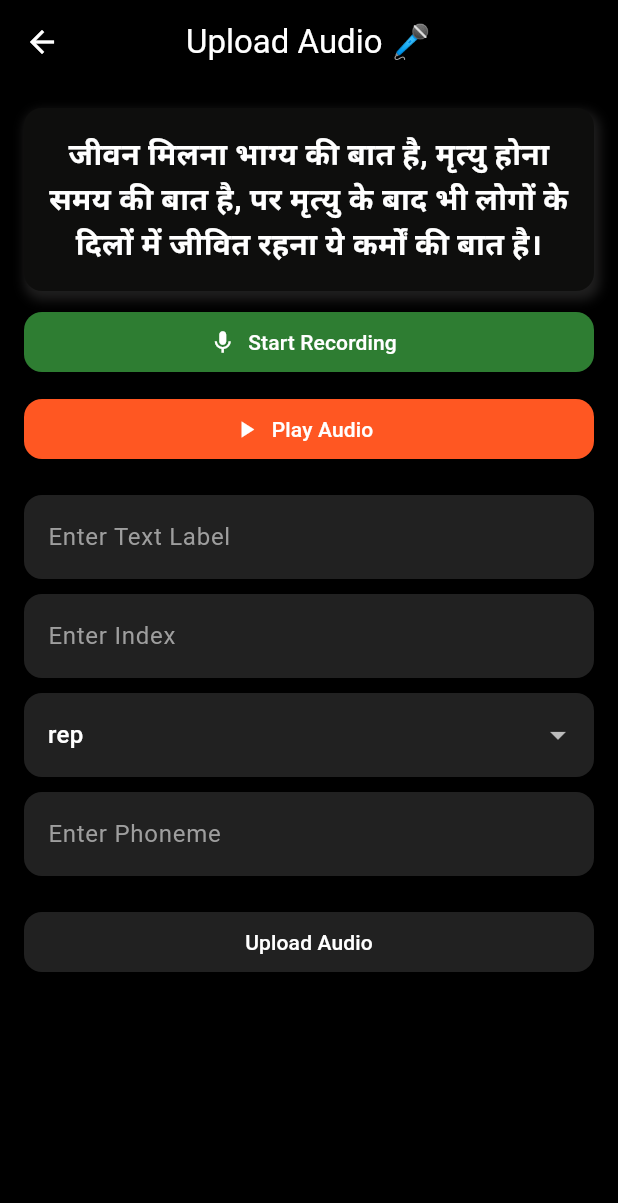
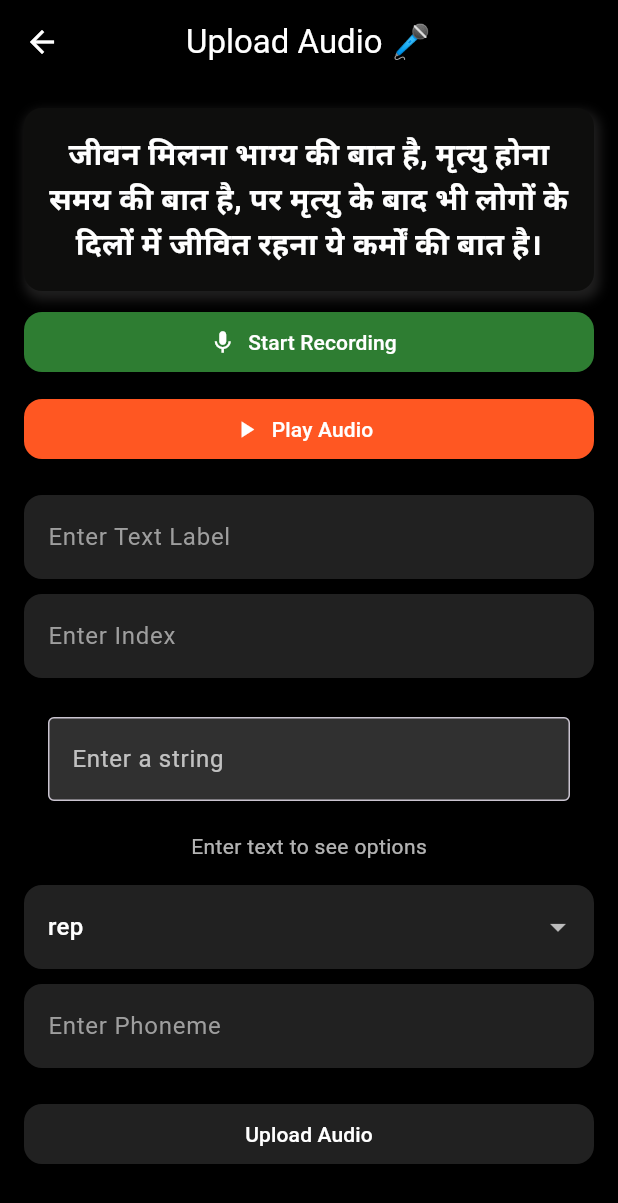
Before and after one commit to Coder1010ayush/fluency_ai, a Flutter app: the AudioUploaderScreen screen opened directly, on a phone screen of 412 x 824 dp. Shown: the top 1203 px of the screen. Run offline on Flutter 3.47's test engine with Material 3 defaults, Android fonts, the phone set to English and light mode, and no system bars; our stand-ins replace file_picker, google_fonts, permission_handler; missing offline and left inert: flutter_sound, record.

Commit message:
index selection ui added

```diff
--- a/lib/donate_audio.dart
+++ b/lib/donate_audio.dart
@@ -60,6 +60,19 @@ class _AudioUploaderScreenState extends State<AudioUploaderScreen> {
   int counter = 2;
   late String random_text = data[counter];
   bool _isAvail = true;
+  Map<int, String> indexCharMap = {};
+  int? selectedIndex;
+  String inputString = "";
+
+
+  void _buildIndexCharacterMap(String newString) {
+    setState(() {
+      inputString = newString;
+      indexCharMap = {for (int i = 0; i < newString.length; i++) i: newString[i]};
+      selectedIndex = null;
+    });
+  }
+
 
   @override
   void initState() {
@@ -333,6 +346,39 @@ class _AudioUploaderScreenState extends State<AudioUploaderScreen> {
             const SizedBox(height: 10),
             _buildTextField("Enter Index", _indexController, isNumeric: true ),
             const SizedBox(height: 10),
+            Padding(
+              padding: const EdgeInsets.all(16.0),
+              child: Column(
+                mainAxisAlignment: MainAxisAlignment.center,
+                children: [
+                  TextField(
+                    decoration: const InputDecoration(
+                      labelText: 'Enter a string',
+                      border: OutlineInputBorder(),
+                    ),
+                    onChanged: _buildIndexCharacterMap,
+                  ),
+                  const SizedBox(height: 20),
+                  indexCharMap.isNotEmpty
+                      ? DropdownButton<int>(
+                          value: selectedIndex,
+                          hint:const Text('Select a character'),
+                          items: indexCharMap.entries.map((entry) {
+                            return DropdownMenuItem<int>(
+                              value: entry.key,
+                              child: Text('Index ${entry.key}: ${entry.value}'),
+                            );
+                          }).toList(),
+                          onChanged: (int? newIndex) {
+                            setState(() {
+                              selectedIndex = newIndex;
+                            });
+                          },
+                        )
+                      :const Text("Enter text to see options"),
+                ],
+              ),
+            ),
             _buildDropdown(),
             const SizedBox(height: 10),
             _buildTextField("Enter Phoneme", _phonemeController),
```
